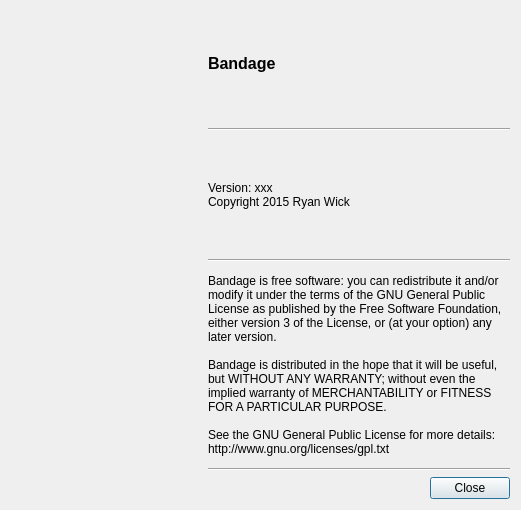
The window that ui/aboutdialog.ui (rrwick/Bandage) describes before a commit, drawn with Qt 5.
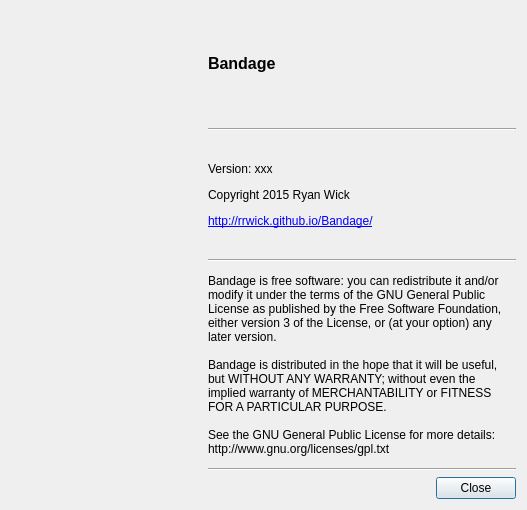
The same window after the commit. Icons and pictures are not drawn.

Patch:
```diff
--- a/ui/aboutdialog.ui
+++ b/ui/aboutdialog.ui
@@ -6,7 +6,7 @@
    <rect>
     <x>0</x>
     <y>0</y>
-    <width>521</width>
+    <width>527</width>
     <height>510</height>
    </rect>
   </property>
@@ -117,8 +117,7 @@
           </size>
          </property>
          <property name="text">
-          <string>Version: xxx
-Copyright 2015 Ryan Wick</string>
+          <string>&lt;html&gt;&lt;head/&gt;&lt;body&gt;&lt;p&gt;Version: xxx&lt;/p&gt;&lt;p&gt;Copyright 2015 Ryan Wick&lt;/p&gt;&lt;p&gt;&lt;a href=&quot;http://rrwick.github.io/Bandage/&quot;&gt;&lt;span style=&quot; text-decoration: underline; color:#0000ff;&quot;&gt;http://rrwick.github.io/Bandage/&lt;/span&gt;&lt;/a&gt;&lt;/p&gt;&lt;/body&gt;&lt;/html&gt;</string>
          </property>
          <property name="wordWrap">
           <bool>true</bool>
```
